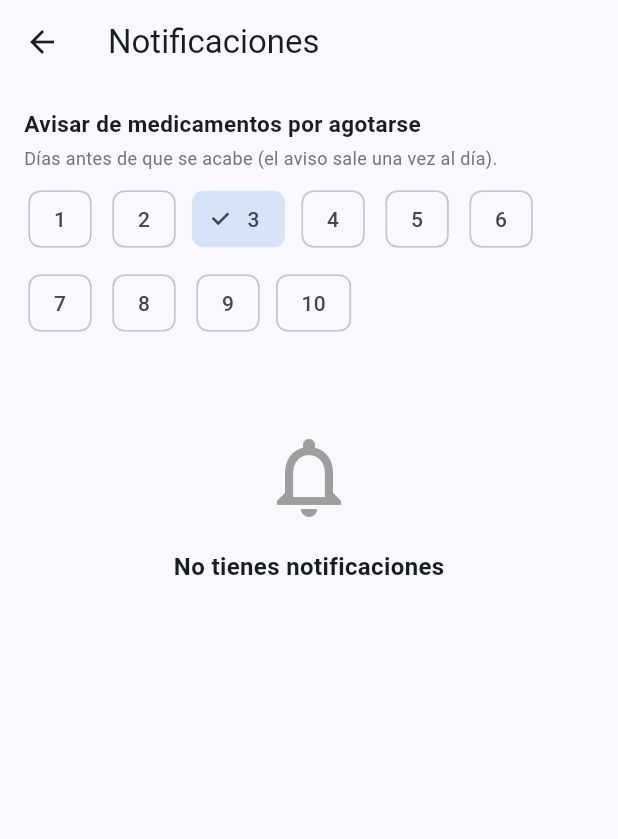
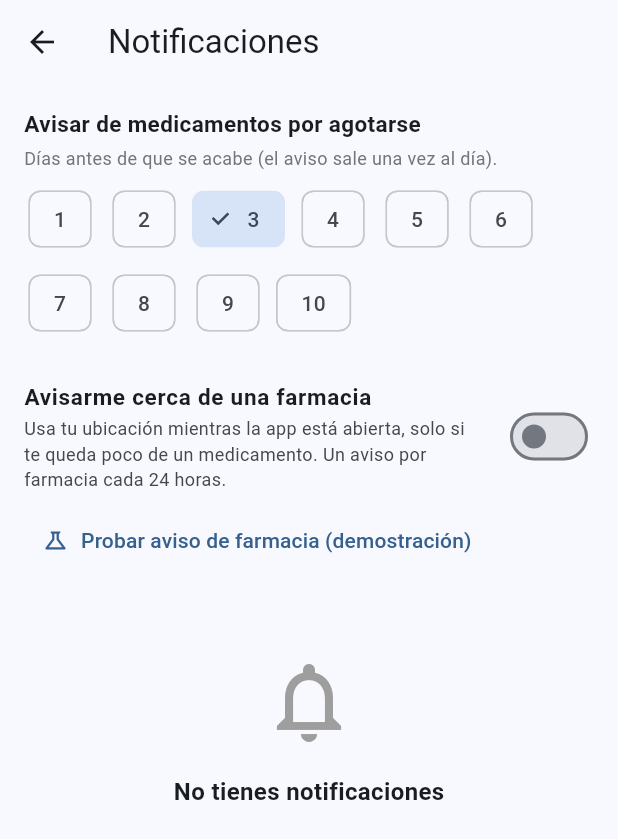
Before and after one commit to JohanELQ/KardexMedicoMovil, a Flutter app: the PatientHomeScreen screen opened directly with empty values, after a tap on the "notifications none" icon, on a phone screen of 412 x 824 dp. Shown: the top 839 px of the screen. Run offline on Flutter 3.47's test engine with Material 3 defaults, Android fonts, the phone set to English and light mode, and no system bars; our stand-ins replace geolocator, qr_flutter, shared_preferences; missing offline and left inert: mobile_scanner; accounts and stored records are empty.

Commit message:
Geofencing de farmacias integrado con medicamentos y notificaciones

```diff
--- /dev/null
+++ b/lib/core/pharmacies.dart
@@ -0,0 +1,13 @@
+import '../services/pharmacy_geofencing.dart';
+
+/// Farmacias que se vigilan. Por ahora es una lista fija de ejemplo (la
+/// de JohanELQ). Debe reemplazarse por una base de datos o un servicio
+/// confiable con las ubicaciones reales.
+const List<Pharmacy> kPharmacies = [
+  Pharmacy(
+    id: 'farmacia_001',
+    name: 'Farmacia cercana',
+    latitude: 3.4516,
+    longitude: -76.5320,
+  ),
+];
--- a/lib/screens/notifications_screen.dart
+++ b/lib/screens/notifications_screen.dart
@@ -2,6 +2,8 @@ import 'package:flutter/material.dart';
 
 import '../core/format.dart';
 import '../services/notification_store.dart';
+import '../services/patient_store.dart';
+import '../services/pharmacy_geofencing.dart';
 
 /// Centro de notificaciones (la campana). Al abrirlo, las notificaciones
 /// se marcan como leídas.
@@ -12,10 +14,14 @@ class NotificationsScreen extends StatefulWidget {
   final NotificationStore store;
   final bool showThreshold;
 
+  /// Solo paciente: permite elegir los avisos de farmacia cercana (RF-18).
+  final PatientStore? patientStore;
+
   const NotificationsScreen({
     super.key,
     required this.store,
     this.showThreshold = false,
+    this.patientStore,
   });
 
   @override
@@ -36,6 +42,49 @@ class _NotificationsScreenState extends State<NotificationsScreen> {
     };
     WidgetsBinding.instance
         .addPostFrameCallback((_) => widget.store.markAllRead());
+  }
+
+  void _snack(String text) {
+    ScaffoldMessenger.of(context).showSnackBar(SnackBar(content: Text(text)));
+  }
+
+  /// Activa o desactiva los avisos de farmacia. Al activarlos pide el
+  /// permiso de ubicación (RF-22) y solo queda activo si se concede.
+  Future<void> _togglePharmacy(bool value) async {
+    if (!value) {
+      widget.store.setPharmacyAlerts(false);
+      return;
+    }
+    try {
+      await PharmacyGeofencing().getCurrentPosition();
+      widget.store.setPharmacyAlerts(true);
+      _snack('Avisos de farmacia activados');
+    } catch (e) {
+      _snack(e.toString().replaceFirst('Exception: ', ''));
+    }
+  }
+
+  /// Demostración: simula una farmacia en tu ubicación actual para ver
+  /// cómo llega el aviso, sin tener que caminar hasta una farmacia real.
+  Future<void> _testPharmacy() async {
+    final store = widget.patientStore;
+    if (store == null) return;
+    try {
+      final pos = await PharmacyGeofencing().getCurrentPosition();
+      final low = [
+        for (final m in store.medications)
+          if (m.daysRemaining <= widget.store.lowStockThreshold) m.name,
+      ];
+      final demo = Pharmacy(
+        id: 'demo',
+        name: 'Farmacia de prueba',
+        latitude: pos.latitude,
+        longitude: pos.longitude,
+      );
+      widget.store.add('Farmacia cerca', pharmacyAlertBody(demo, low));
+    } catch (e) {
+      _snack(e.toString().replaceFirst('Exception: ', ''));
+    }
   }
 
   @override
@@ -85,6 +134,31 @@ class _NotificationsScreenState extends State<NotificationsScreen> {
                   ],
                 ),
                 const SizedBox(height: 20),
+              ],
+              if (widget.patientStore != null) ...[
+                SwitchListTile(
+                  contentPadding: EdgeInsets.zero,
+                  title: const Text('Avisarme cerca de una farmacia',
+                      style:
+                          TextStyle(fontSize: 15, fontWeight: FontWeight.w600)),
+                  subtitle: const Text(
+                    'Usa tu ubicación mientras la app está abierta, solo si '
+                    'te queda poco de un medicamento. Un aviso por farmacia '
+                    'cada 24 horas.',
+                    style: TextStyle(fontSize: 12),
+                  ),
+                  value: widget.store.pharmacyAlerts,
+                  onChanged: _togglePharmacy,
+                ),
+                Align(
+                  alignment: Alignment.centerLeft,
+                  child: TextButton.icon(
+                    onPressed: _testPharmacy,
+                    icon: const Icon(Icons.science_outlined, size: 18),
+                    label: const Text('Probar aviso de farmacia (demostración)'),
+                  ),
+                ),
+                const SizedBox(height: 12),
               ],
               if (items.isEmpty)
                 Padding(
--- a/lib/screens/patient_home_screen.dart
+++ b/lib/screens/patient_home_screen.dart
@@ -5,8 +5,10 @@ import 'package:flutter/material.dart';
 import '../models/app_user.dart';
 import '../services/auth_service.dart';
 import '../core/format.dart';
+import '../core/pharmacies.dart';
 import '../services/notification_store.dart';
 import '../services/patient_store.dart';
+import '../services/pharmacy_geofencing.dart';
 import 'medication_reminder.dart';
 import 'medications_tab.dart';
 import 'patient_home_tab.dart';
@@ -36,6 +38,9 @@ class _PatientHomeScreenState extends State<PatientHomeScreen> {
   int _tabIndex = 0;
   Timer? _reminderTimer;
   bool _showingReminder = false;
+  final PharmacyGeofencing _geofencing = PharmacyGeofencing();
+  DateTime? _lastPharmacyCheck;
+  bool _checkingPharmacies = false;
 
   @override
   void initState() {
@@ -74,9 +79,53 @@ class _PatientHomeScreenState extends State<PatientHomeScreen> {
     }
   }
 
+  /// RF-16 a RF-18: si el paciente activó los avisos y le queda poco de
+  /// algún medicamento, revisa (como máximo cada 2 minutos y solo con la
+  /// app abierta) si está cerca de una farmacia.
+  Future<void> _checkPharmacies(DateTime now) async {
+    if (!_notifs.pharmacyAlerts || _checkingPharmacies) return;
+    final last = _lastPharmacyCheck;
+    if (last != null && now.difference(last) < const Duration(minutes: 2)) {
+      return;
+    }
+    final low = _store.medications
+        .where((m) => m.daysRemaining <= _notifs.lowStockThreshold)
+        .toList();
+    if (low.isEmpty) return;
+
+    _checkingPharmacies = true;
+    _lastPharmacyCheck = now;
+    try {
+      final position = await _geofencing.getCurrentPosition();
+      final nearby = _geofencing.findNearbyPharmacies(
+        userPosition: position,
+        pharmacies: kPharmacies,
+        medications: [
+          for (final m in low) NeededMedication(name: m.name, needsRefill: true),
+        ],
+      );
+      for (final p in nearby) {
+        _notifs.add(
+          'Farmacia cerca',
+          pharmacyAlertBody(p, [for (final m in low) m.name]),
+        );
+        if (mounted) {
+          ScaffoldMessenger.of(context).showSnackBar(
+            SnackBar(content: Text('Estás cerca de ${p.name}')),
+          );
+        }
+      }
+    } catch (_) {
+      // Sin permiso o sin ubicación: se intenta de nuevo más tarde.
+    } finally {
+      _checkingPharmacies = false;
+    }
+  }
+
   Future<void> _checkReminders() async {
     if (!mounted) return;
     _checkLowStock(DateTime.now());
+    _checkPharmacies(DateTime.now());
     if (_showingReminder) return;
     final dose = _store.nextDueDose(DateTime.now());
     if (dose == null) return;
--- a/lib/screens/patient_home_tab.dart
+++ b/lib/screens/patient_home_tab.dart
@@ -32,6 +32,7 @@ class PatientHomeTab extends StatelessWidget {
         builder: (_) => NotificationsScreen(
           store: notifications,
           showThreshold: true,
+          patientStore: store,
         ),
       ),
     );
--- a/lib/screens/profile_tab.dart
+++ b/lib/screens/profile_tab.dart
@@ -96,7 +96,11 @@ class ProfileTab extends StatelessWidget {
           'Notificaciones',
           () => _open(
             context,
-            NotificationsScreen(store: notifications, showThreshold: true),
+            NotificationsScreen(
+              store: notifications,
+              showThreshold: true,
+              patientStore: store,
+            ),
           ),
         ),
         const SizedBox(height: 16),
--- a/lib/services/notification_store.dart
+++ b/lib/services/notification_store.dart
@@ -65,11 +65,15 @@ class NotificationStore extends ChangeNotifier {
   final List<AppNotification> _items = []; // más reciente primero
   final Map<String, String> _lowStockDay = {}; // medicamento -> 'aaaa-mm-dd'
   int _threshold = defaultThreshold;
+  bool _pharmacyAlerts = false;
   bool _disposed = false;
 
   List<AppNotification> get items => List.unmodifiable(_items);
   int get unread => _items.where((n) => !n.read).length;
   int get lowStockThreshold => _threshold;
+
+  /// RF-18: si el paciente activó los avisos de farmacia cercana.
+  bool get pharmacyAlerts => _pharmacyAlerts;
 
   String get _key => '$_prefix$uid';
 
@@ -108,6 +112,7 @@ class NotificationStore extends ChangeNotifier {
         ..clear()
         ..addAll(_itemsFrom(data));
       _threshold = (data['threshold'] ?? defaultThreshold) as int;
+      _pharmacyAlerts = (data['pharmacyAlerts'] ?? false) as bool;
       _lowStockDay
         ..clear()
         ..addAll(Map<String, String>.from(
@@ -126,6 +131,7 @@ class NotificationStore extends ChangeNotifier {
         jsonEncode({
           'items': _items.map((n) => n.toJson()).toList(),
           'threshold': _threshold,
+          'pharmacyAlerts': _pharmacyAlerts,
           'lowStockDay': _lowStockDay,
         }),
       );
@@ -200,6 +206,12 @@ class NotificationStore extends ChangeNotifier {
     notifyListeners();
   }
 
+  void setPharmacyAlerts(bool value) {
+    _pharmacyAlerts = value;
+    _save();
+    notifyListeners();
+  }
+
   void setThreshold(int days) {
     _threshold = days.clamp(1, 10).toInt();
     // Al cambiar el umbral se vuelve a evaluar desde cero.
--- /dev/null
+++ b/lib/services/pharmacy_geofencing.dart
@@ -0,0 +1,105 @@
+import 'package:geolocator/geolocator.dart';
+
+// Lógica de cercanía a farmacias escrita por JohanELQ (rama
+// feature/Geofencing_drogeria). Aquí se integró con los medicamentos y las
+// notificaciones de la app, y se ajustó el aviso para cumplir RF-18: no más
+// de una vez por farmacia en 24 horas.
+
+class Pharmacy {
+  final String id;
+  final String name;
+  final double latitude;
+  final double longitude;
+
+  const Pharmacy({
+    required this.id,
+    required this.name,
+    required this.latitude,
+    required this.longitude,
+  });
+}
+
+class NeededMedication {
+  final String name;
+  final bool needsRefill;
+
+  const NeededMedication({
+    required this.name,
+    required this.needsRefill,
+  });
+}
+
+/// Texto del aviso de farmacia cercana (RF-18).
+String pharmacyAlertBody(Pharmacy pharmacy, List<String> medicationNames) {
+  final meds = medicationNames.isEmpty
+      ? 'tus medicamentos'
+      : medicationNames.join(', ');
+  return 'Estás cerca de ${pharmacy.name}. Te queda poco de $meds.';
+}
+
+class PharmacyGeofencing {
+  final double radiusMeters;
+
+  // RF-18: cada farmacia avisa como máximo una vez cada 24 horas.
+  final Map<String, DateTime> _lastNotified = {};
+
+  PharmacyGeofencing({this.radiusMeters = 300});
+
+  /// Pide el permiso de ubicación si hace falta y devuelve la posición.
+  /// Lanza una excepción con un mensaje legible si no se puede.
+  Future<Position> getCurrentPosition() async {
+    final enabled = await Geolocator.isLocationServiceEnabled();
+
+    if (!enabled) {
+      throw Exception('Activa el servicio de ubicación del dispositivo.');
+    }
+
+    var permission = await Geolocator.checkPermission();
+
+    if (permission == LocationPermission.denied) {
+      permission = await Geolocator.requestPermission();
+    }
+
+    if (permission == LocationPermission.denied ||
+        permission == LocationPermission.deniedForever) {
+      throw Exception('Kardex necesita permiso de ubicación.');
+    }
+
+    return Geolocator.getCurrentPosition();
+  }
+
+  /// Farmacias dentro del radio de las que corresponde avisar ahora.
+  List<Pharmacy> findNearbyPharmacies({
+    required Position userPosition,
+    required List<Pharmacy> pharmacies,
+    required List<NeededMedication> medications,
+    DateTime? now,
+  }) {
+    final at = now ?? DateTime.now();
+    final needsMedication =
+        medications.any((medication) => medication.needsRefill);
+
+    if (!needsMedication) return [];
+
+    final nearby = <Pharmacy>[];
+
+    for (final pharmacy in pharmacies) {
+      final distance = Geolocator.distanceBetween(
+        userPosition.latitude,
+        userPosition.longitude,
+        pharmacy.latitude,
+        pharmacy.longitude,
+      );
+
+      if (distance > radiusMeters) continue;
+
+      final last = _lastNotified[pharmacy.id];
+      if (last == null || at.difference(last) >= const Duration(hours: 24)) {
+        _lastNotified[pharmacy.id] = at;
+        nearby.add(pharmacy);
+      }
+    }
+
+    return nearby;
+  }
+}
```
Also changed, not shown: 1 other file.
